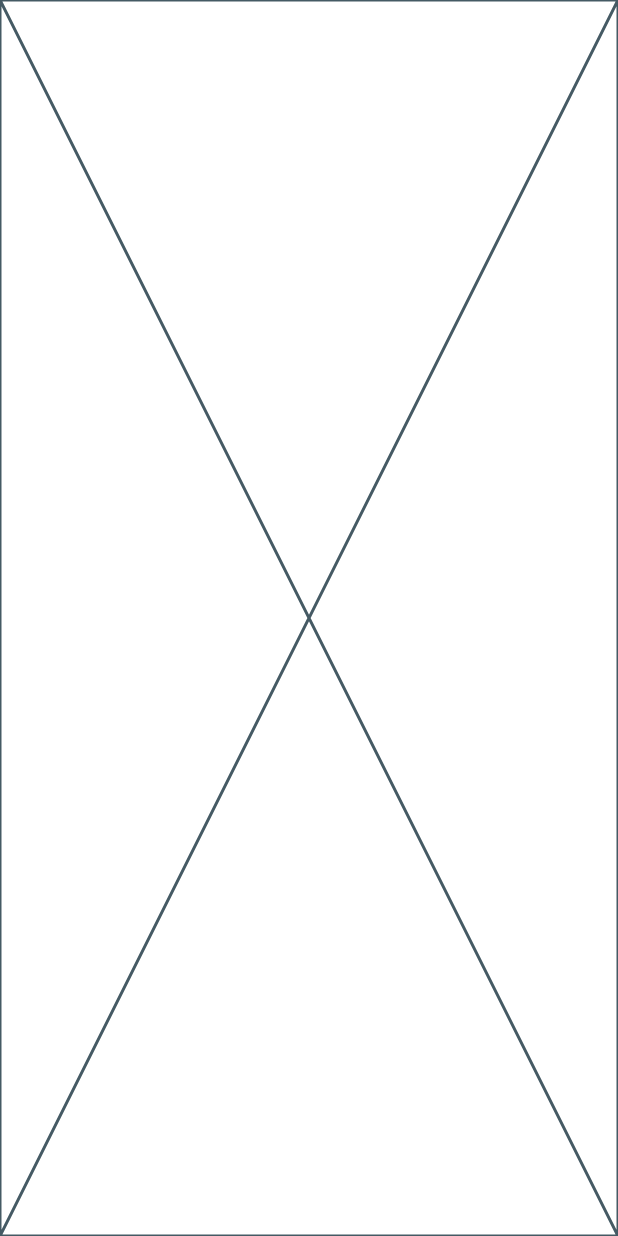
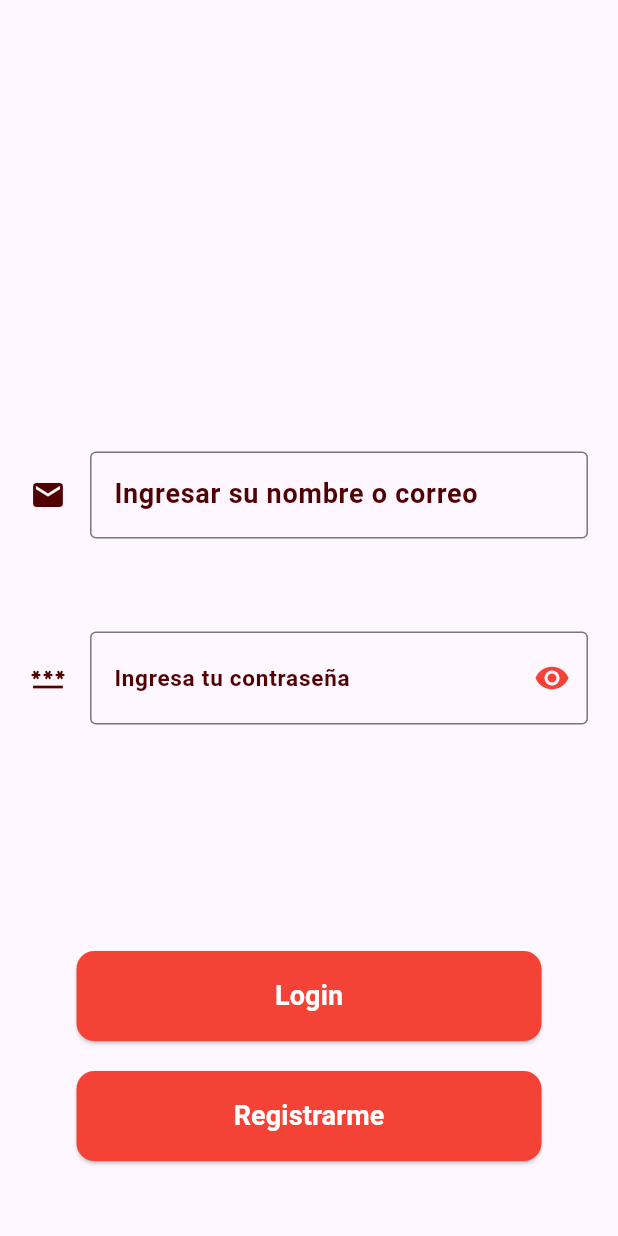
Before and after one commit to LuisCalleLazo/SanAndres_Mobile, a Flutter app: the screen it shows after launch, on a phone screen of 412 x 824 dp. Run offline on Flutter 3.47's test engine with Material 3 defaults, Android fonts, the phone set to English and light mode, and no system bars; our stand-ins replace flutter_dotenv, go_router, image_picker.

Commit message:
Login Page

```diff
--- a/lib/presentation/pages/auth/login_page.dart
+++ b/lib/presentation/pages/auth/login_page.dart
@@ -1,11 +1,81 @@
 import 'package:flutter/material.dart';
+import 'package:go_router/go_router.dart';
+import 'package:san_andres_mobile/presentation/widgets/buttons/btn_text_default.dart';
+import 'package:san_andres_mobile/presentation/widgets/inputs/input_default.dart';
+import 'package:san_andres_mobile/presentation/widgets/inputs/input_pass.dart';
 
-class LoginPage extends StatelessWidget {
+class LoginPage extends StatefulWidget {
   static String name = "login";
   const LoginPage({super.key});
 
   @override
+  State<LoginPage> createState() => _LoginPageState();
+}
+
+class _LoginPageState extends State<LoginPage> {
+  final TextEditingController emailController = TextEditingController();
+  final TextEditingController passwordController = TextEditingController();
+
+  @override
   Widget build(BuildContext context) {
-    return const Placeholder();
+    DateTime now = DateTime.now();
+    String dateNow = now.year.toString();
+    return Scaffold(
+      body: ListView(
+        children: [
+          const SizedBox(height: 100),
+          // const HeaderAuth(),
+          const SizedBox(height: 200),
+
+          // todo: INPUTS de LOGIN
+          InputDefault(
+            label: "Ingresar su nombre o correo",
+            controller: emailController,
+            icon: Icons.mail,
+            value: emailController.text,
+          ),
+          const SizedBox(height: 60),
+          InputPass(
+            controller: passwordController,
+          ),
+          const SizedBox(height: 150),
+          // todo: Boton de Login y de register
+          BtnTextDefault(
+            text: "Login",
+            width: (MediaQuery.of(context).size.width) - 150,
+            onPressed: () async {
+              // final authContext = Provider.of<AuthProvider>(
+              //   context,
+              //   listen: false,
+              // );
+              // await authContext.login(
+              //   emailController.text,
+              //   passwordController.text,
+              //   context,
+              // );
+            },
+          ),
+          const SizedBox(height: 20),
+          BtnTextDefault(
+            text: "Registrarme",
+            width: (MediaQuery.of(context).size.width) - 150,
+            onPressed: () {
+              context.push('/auth/register');
+            },
+          ),
+          const SizedBox(height: 50),
+          // Datos de empresa
+          Center(
+            child: Text(
+              'SanAndres@$dateNow',
+              style: const TextStyle(
+                fontSize: 20,
+                fontWeight: FontWeight.bold,
+              ),
+            ),
+          ),
+        ],
+      ),
+    );
   }
 }
--- a/lib/presentation/widgets/buttons/btn_text_default.dart
+++ b/lib/presentation/widgets/buttons/btn_text_default.dart
@@ -14,7 +14,7 @@ class BtnTextDefault extends StatelessWidget {
     this.width = 300.0,
     this.heigth = 60,
     this.fontSize = 18,
-    this.color = Colors.amber,
+    this.color = Colors.red,
   });
 
   @override
--- a/lib/presentation/widgets/inputs/input_default.dart
+++ b/lib/presentation/widgets/inputs/input_default.dart
@@ -15,7 +15,7 @@ class InputDefault extends StatelessWidget {
     required this.icon,
     this.value,
     this.type = TextInputType.text,
-    this.color = Colors.amber,
+    this.color = Colors.red,
   });
 
   @override
@@ -31,7 +31,7 @@ class InputDefault extends StatelessWidget {
           fontSize: 17,
         ),
         keyboardType: type,
-        cursorColor: const Color.fromRGBO(255, 179, 0, 1),
+        cursorColor: const Color.fromARGB(255, 135, 22, 5),
         decoration: InputDecoration(
           icon: Icon(icon),
           label: Text(
--- a/lib/presentation/widgets/inputs/input_pass.dart
+++ b/lib/presentation/widgets/inputs/input_pass.dart
@@ -27,10 +27,10 @@ class _InputPassState extends State<InputPass> {
       child: TextField(
         controller: widget.controller,
         style: const TextStyle(
-          color: Colors.amber,
+          color: Colors.red,
           fontSize: 20,
         ),
-        cursorColor: const Color.fromRGBO(255, 179, 0, 1),
+        cursorColor: const Color.fromARGB(255, 123, 17, 3),
         obscureText: _obscureText,
         decoration: InputDecoration(
           icon: const Icon(Icons.password),
@@ -38,7 +38,7 @@ class _InputPassState extends State<InputPass> {
           suffixIcon: IconButton(
             onPressed: _togglePasswordVisibility,
             icon: const Icon(Icons.remove_red_eye_sharp),
-            color: Colors.amber,
+            color: Colors.red,
           ),
         ),
       ),
```
